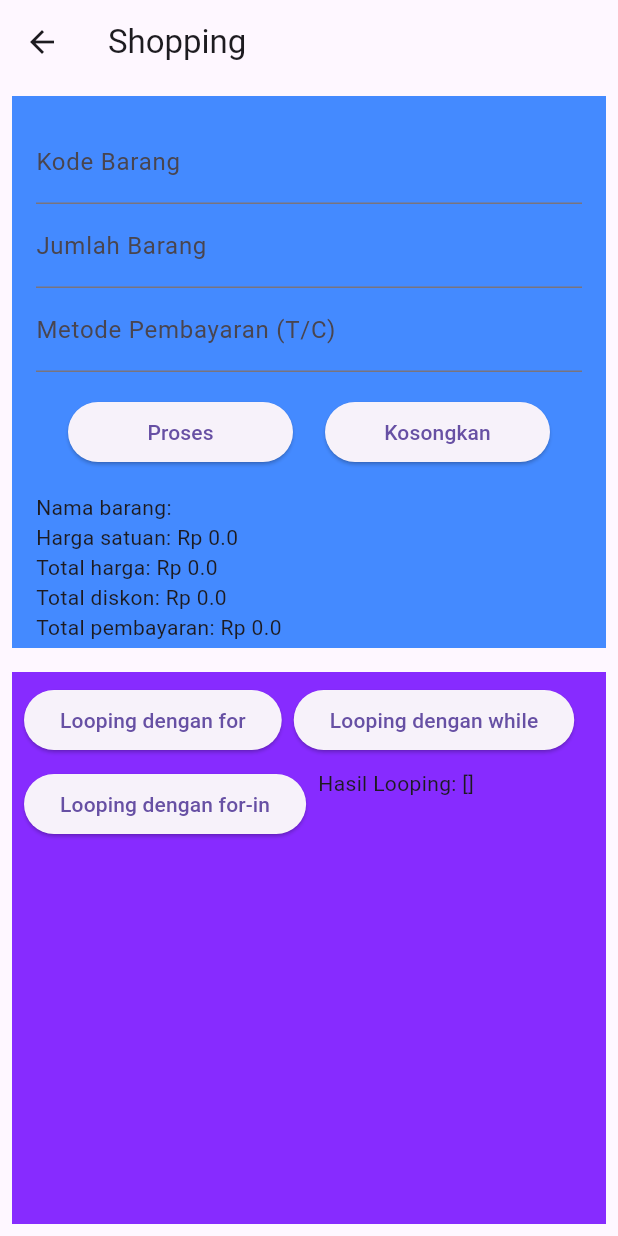
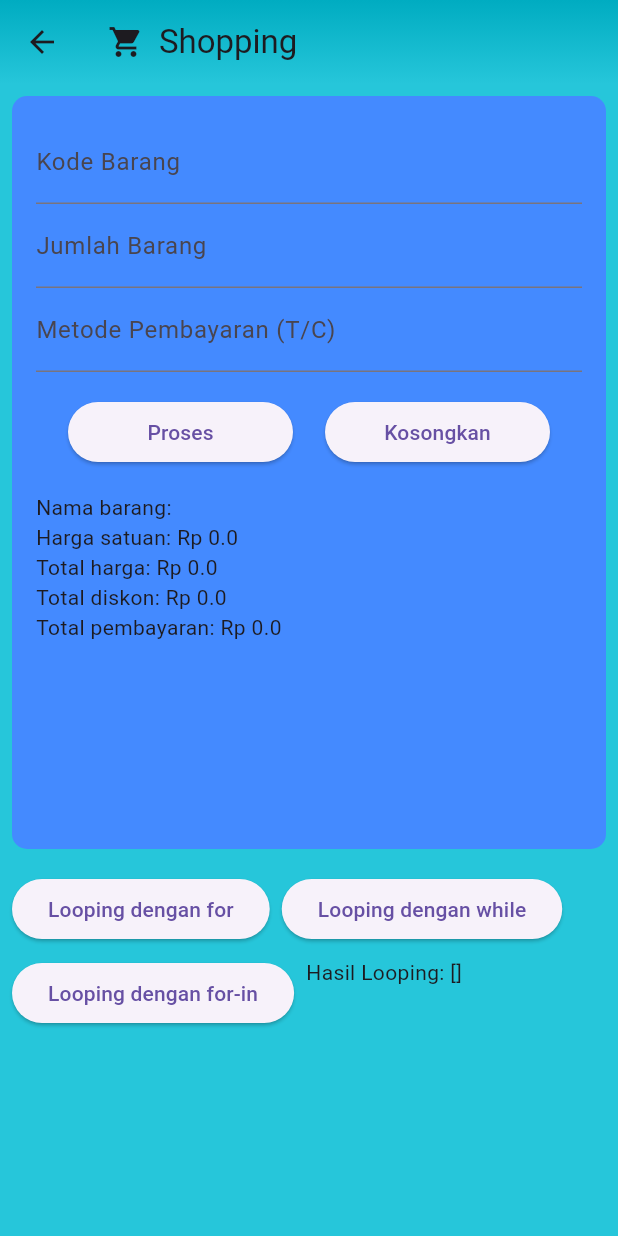
Before and after one commit to AzrilYusuf/flutter-practice, a Flutter app: the ShoppingScreen screen opened directly, on a phone screen of 412 x 824 dp. Run offline on Flutter 3.47's test engine with Material 3 defaults, Android fonts, the phone set to English and light mode, and no system bars.

Commit message:
feat(shopping_screen): Enhance UI with AppBar styling and improve layout; Add padding and decoration to input fields; Make Container rounded; Replace Expanded with Container.

```diff
--- a/lib/screens/shopping_screen.dart
+++ b/lib/screens/shopping_screen.dart
@@ -31,14 +31,41 @@ class _ShoppingScreenState extends State<ShoppingScreen> {
   @override
   Widget build(BuildContext context) {
     return Scaffold(
-      appBar: AppBar(title: const Text("Shopping")),
-      body: Column(
+      appBar: AppBar(
+        title: Row(
+          children: [
+            Icon(Icons.shopping_cart),
+            const SizedBox(width: 10.0),
+            const Text("Shopping"),
+          ],
+        ),
+        // centerTitle: true,
+        backgroundColor: Colors.cyan[500],
+        // flexibleSpace is a widget that is stacked behind the toolbar and the tab bar
+        flexibleSpace: Container(
+          // BoxDecoration is a class that allows you to decorate a box with various styles
+          decoration: BoxDecoration(
+            // LinearGradient is a gradient that transitions between colors in a straight line
+            gradient: LinearGradient(
+              colors: [Colors.cyan.shade600, Colors.cyan.shade400],
+              begin: Alignment.topCenter,
+              end: Alignment.bottomCenter,
+            ),
+          ),
+        ),
+      ),
+      backgroundColor: Colors.cyan[400],
+      body: SafeArea(
+        child: Column(
           children: [
             Expanded(
               child: Padding(
                 padding: const EdgeInsets.all(8.0),
                 child: Container(
+                  decoration: BoxDecoration(
+                    borderRadius: BorderRadius.circular(10.0),
                     color: Colors.blueAccent,
+                  ),
                   child: ListView(
                     padding: const EdgeInsets.all(16.0),
                     children: [
@@ -69,7 +96,8 @@ class _ShoppingScreenState extends State<ShoppingScreen> {
                               width: 150,
                               child: ElevatedButton(
                                 onPressed: () {
-                                String productCode = productCodeController.text;
+                                  String productCode =
+                                      productCodeController.text;
                                   double totalProduct = double.parse(
                                     totalProductController.text,
                                   );
@@ -146,11 +174,9 @@ class _ShoppingScreenState extends State<ShoppingScreen> {
                 ),
               ),
             ),
-          Expanded(
-            child: Padding(
-              padding: const EdgeInsets.all(8.0),
-              child: Container(
-                color: const Color.fromARGB(255, 135, 43, 255),
+            Container(
+              color: Colors.cyan[400],
+              height: 250,
               width: MediaQuery.of(context).size.width,
               child: Padding(
                 padding: const EdgeInsets.all(8.0),
@@ -206,23 +232,13 @@ class _ShoppingScreenState extends State<ShoppingScreen> {
                       child: const Text("Looping dengan for-in"),
                     ),
                     Text("Hasil Looping: $loopingResult"),
-                      // ElevatedButton(
-                      //   onPressed: () {
-                      //     Navigator.push(
-                      //       context,
-                      //       MaterialPageRoute(builder: (context) => const ProfileScreen()),
-                      //     );
-                      //   },
-                      //   child: const Text("Profile"),
-                      // ),
                   ],
-                  ),
-                ),
                 ),
               ),
             ),
           ],
         ),
+      ),
     );
   }
 }
```
Lines whose indentation alone changed are shown as unchanged.
